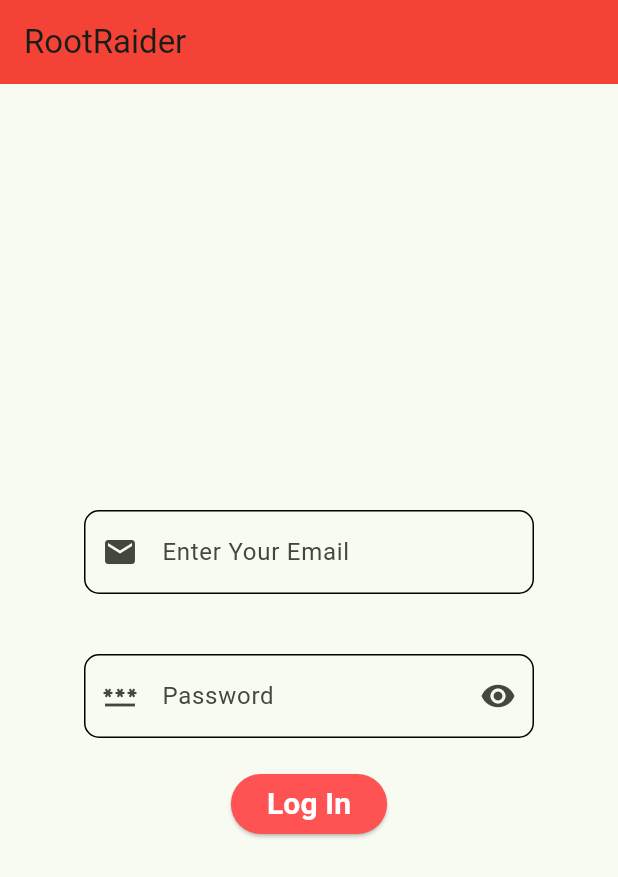
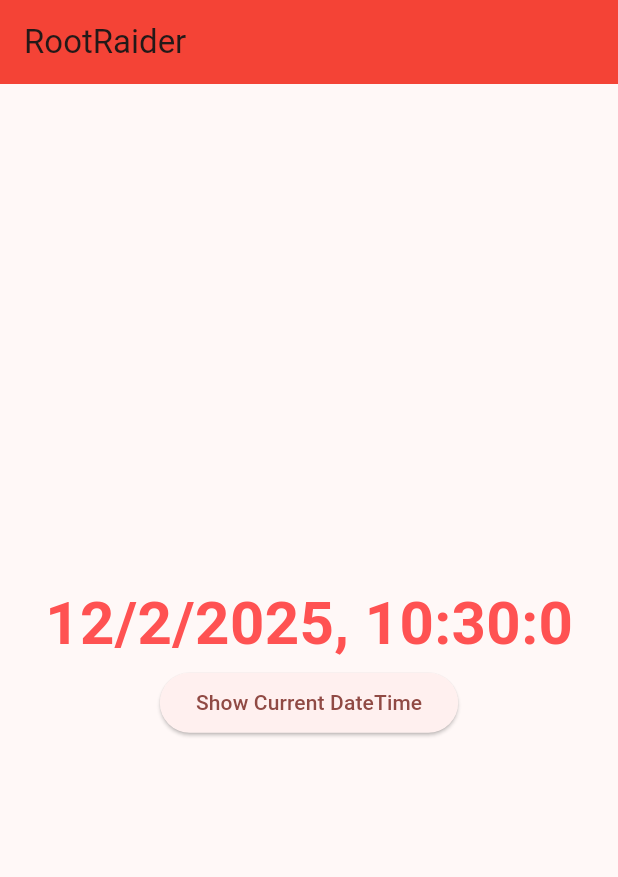
Before and after one commit to rshhridoy/flutter-playground, a Flutter app: the screen it shows after launch, on a phone screen of 412 x 824 dp. Shown: the top 877 px of the screen. Run offline on Flutter 3.47's test engine with Material 3 defaults, Android fonts, the phone set to English and light mode, and no system bars.

Commit message:
Get Current DateTime

```diff
--- a/lib/main.dart
+++ b/lib/main.dart
@@ -14,7 +14,7 @@ class MyApp extends StatelessWidget {
       title: 'Flutter Demo',
       theme: ThemeData(
         colorScheme: ColorScheme.fromSeed(
-            seedColor: const Color.fromARGB(255, 63, 254, 57)),
+            seedColor: const Color.fromARGB(255, 254, 57, 57)),
         useMaterial3: true,
         textTheme: TextTheme(
             headlineLarge: TextStyle(
@@ -40,8 +40,7 @@ class MyHomePage extends StatefulWidget {
 class _MyHomePageState extends State<MyHomePage> {
   @override
   Widget build(BuildContext context) {
-    var emailText = TextEditingController();
-    var password = TextEditingController();
+    var dateTime = DateTime.now();
     return Scaffold(
         appBar: AppBar(
           backgroundColor: Colors.red,
@@ -51,69 +50,19 @@ class _MyHomePageState extends State<MyHomePage> {
           mainAxisAlignment: MainAxisAlignment.center,
           children: [
             Center(
-              child: Container(
-                margin: const EdgeInsets.all(20),
-                width: 300,
-                child: TextField(
-                  controller: emailText,
-                  keyboardType: TextInputType.emailAddress,
-                  decoration: InputDecoration(
-                      hintText: "Enter Your Email",
-                      focusedBorder: OutlineInputBorder(
-                          borderRadius: BorderRadius.circular(10),
-                          borderSide:
-                              BorderSide(color: Colors.redAccent, width: 3)),
-                      enabledBorder: OutlineInputBorder(
-                          borderRadius: BorderRadius.circular(10),
-                          borderSide: BorderSide(
-                            color: const Color.fromARGB(255, 0, 0, 0),
-                          )),
-                      disabledBorder: OutlineInputBorder(
-                          borderRadius: BorderRadius.circular(10),
-                          borderSide: BorderSide(color: Colors.grey)),
-                      prefixIcon: Icon(Icons.email)),
-                ),
+              child: Text(
+                "${dateTime.day}/${dateTime.month}/${dateTime.year}, ${dateTime.hour}:${dateTime.minute}:${dateTime.second}",
+                style: TextStyle(
+                    color: Colors.redAccent,
+                    fontSize: 40,
+                    fontWeight: FontWeight.bold),
               ),
             ),
-            Container(
-              margin: const EdgeInsets.all(20),
-              width: 300,
-              child: TextField(
-                controller: password,
-                obscureText: true,
-                obscuringCharacter: "*",
-                keyboardType: TextInputType.number,
-                decoration: InputDecoration(
-                    hintText: "Password",
-                    focusedBorder: OutlineInputBorder(
-                        borderSide: BorderSide(color: Colors.redAccent),
-                        borderRadius: BorderRadius.circular(10)),
-                    enabledBorder: OutlineInputBorder(
-                        borderRadius: BorderRadius.circular(10),
-                        borderSide: BorderSide(color: Colors.black)),
-                    suffixIcon: IconButton(
-                        onPressed: () {}, icon: Icon(Icons.remove_red_eye)),
-                    prefixIcon: Icon(Icons.password)),
-              ),
-            ),
-            Center(
-              child: ElevatedButton(
-                  onPressed: () {
-                    String email = emailText.text.toString();
-                    String pass = password.text;
-
-                    print("Email: $email , Pass: $pass");
-                  },
-                  style: ElevatedButton.styleFrom(
-                      backgroundColor: Colors.redAccent),
-                  child: Text(
-                    "Log In",
-                    style: TextStyle(
-                        color: Colors.white,
-                        fontWeight: FontWeight.bold,
-                        fontSize: 20),
-                  )),
-            )
+            ElevatedButton(
+                onPressed: () {
+                  setState(() {});
+                },
+                child: Text("Show Current DateTime"))
           ],
         ));
   }
```
